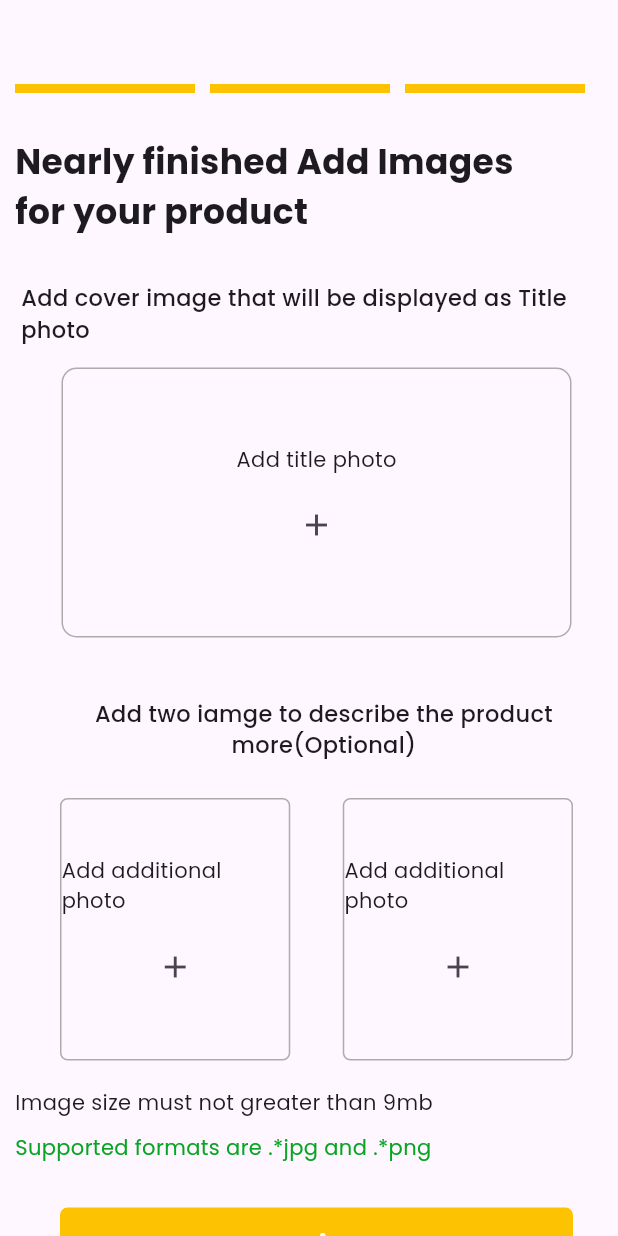
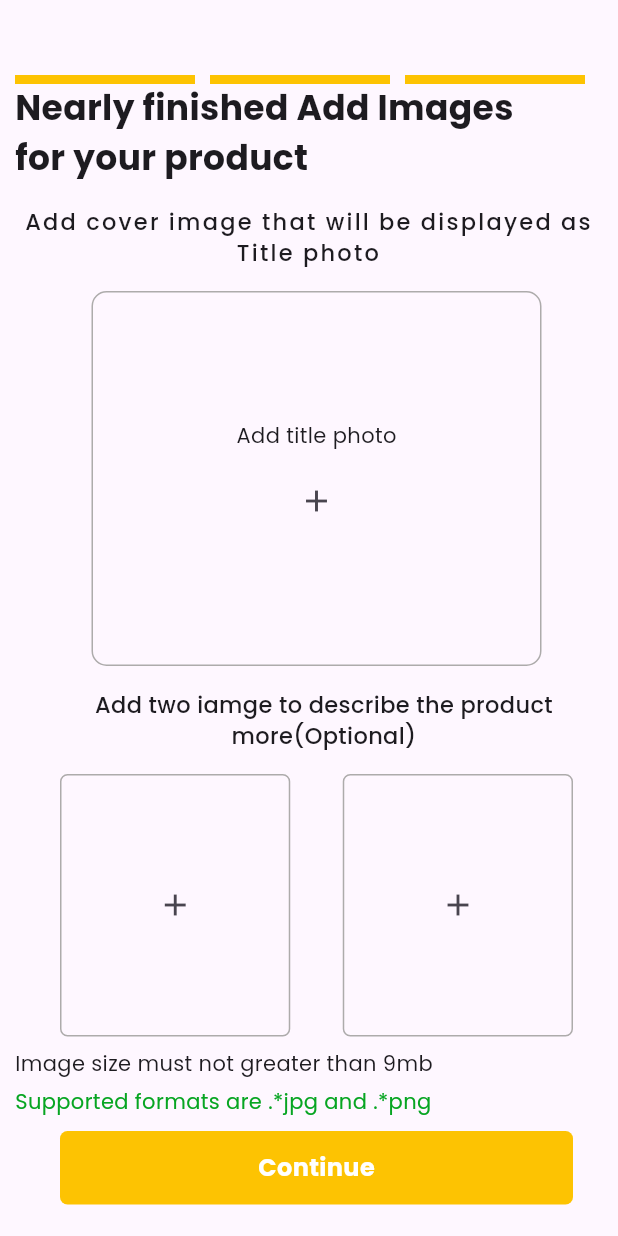
Before and after one commit to final-year-project2/mobile, a Flutter app: the ProductDetail screen opened by its route, after a tap on "Continue", on a phone screen of 412 x 824 dp. Run offline on Flutter 3.47's test engine with Material 3 defaults, Android fonts, the phone set to English and light mode, and no system bars; our stand-ins replace get, google_fonts, image_picker.

Commit message:
progress indicator layput changed

```diff
--- a/lib/controller/product_image_controller.dart
+++ b/lib/controller/product_image_controller.dart
@@ -5,7 +5,7 @@ import 'package:image_picker/image_picker.dart';
 import 'package:get/get.dart'; // If using GetX (optional)
 
 class ProductImageController extends GetxController {
-  final picker = ImagePicker();
+ final picker = ImagePicker();
   final _images = RxList<XFile>([]); // Use RxList for reactive updates
 
   Future<void> pickImage(int index) async {
@@ -16,4 +16,6 @@ class ProductImageController extends GetxController {
   }
 
   List<XFile> get images => _images;
+
+
 }
--- a/lib/pages/seller/product_description.dart
+++ b/lib/pages/seller/product_description.dart
@@ -15,17 +15,21 @@ class ProductDesciption extends StatelessWidget {
     return Scaffold(
       appBar: AppBar(
         automaticallyImplyLeading: false,
+        flexibleSpace: Padding(
+          padding: const EdgeInsets.fromLTRB(10.0, 50, 0, 0),
+          child: ProgressBox(1),
+        ),
       ),
       body: SingleChildScrollView(
         child: Column(
           crossAxisAlignment: CrossAxisAlignment.start,
           children: [
+            // Padding(
+            //   padding: const EdgeInsets.symmetric(horizontal: 10.0),
+            //   child: ProgressBox(1),
+            // ),
             Padding(
-              padding: const EdgeInsets.symmetric(horizontal: 10.0),
-              child: ProgressBox(1),
-            ),
-            Padding(
-              padding: const EdgeInsets.fromLTRB(10.0, 30, 0, 10),
+              padding: const EdgeInsets.fromLTRB(10.0, 0, 0, 10),
               child: Text(
                 'Describe about your product',
                 style: TextStyle(fontWeight: FontWeight.bold, fontSize: 23),
--- a/lib/pages/seller/product_detail.dart
+++ b/lib/pages/seller/product_detail.dart
@@ -14,6 +14,10 @@ class ProductDetail extends StatelessWidget {
     return Scaffold(
       appBar: AppBar(
         automaticallyImplyLeading: false,
+        flexibleSpace: Padding(
+          padding: const EdgeInsets.fromLTRB(10.0, 50, 0, 0),
+          child: ProgressBox(2),
+        ),
       ),
       body: SingleChildScrollView(
         child: Padding(
@@ -21,8 +25,8 @@ class ProductDetail extends StatelessWidget {
           child: Column(
             crossAxisAlignment: CrossAxisAlignment.start,
             children: [
-              ProgressBox(2),
-              VerticalSpace(30),
+              // ProgressBox(2),
+              // VerticalSpace(30),
               Text(
                 'Prize Details',
                 style: TextStyle(fontWeight: FontWeight.bold, fontSize: 23),
--- a/lib/pages/seller/product_image.dart
+++ b/lib/pages/seller/product_image.dart
@@ -19,15 +19,18 @@ class ProducImages extends StatelessWidget {
     return Scaffold(
         appBar: AppBar(
             automaticallyImplyLeading: false,
-        ),
+            flexibleSpace: Padding(
+              padding: const EdgeInsets.fromLTRB(10.0, 50, 0, 0),
+              child: ProgressBox(3),
+            )),
         body: Obx(() => SingleChildScrollView(
               child: Padding(
                 padding: const EdgeInsets.only(left: 10.0),
                 child: Column(
                   crossAxisAlignment: CrossAxisAlignment.start,
                   children: [
-                    ProgressBox(3),
-                    VerticalSpace(30),
+                    // ProgressBox(3),
+                    // VerticalSpace(30),
                     SizedBox(
                       width: 350,
                       child: Text(
@@ -36,13 +39,14 @@ class ProducImages extends StatelessWidget {
                             fontWeight: FontWeight.bold, fontSize: 23),
                       ),
                     ),
-                    VerticalSpace(30),
+                    VerticalSpace(15),
                     Padding(
-                      padding: const EdgeInsets.only(left: 4.0),
+                      padding: const EdgeInsets.only(right: 10.0),
                       child: Text(
-                        // textAlign: TextA
+                        textAlign: TextAlign.center,
                         'Add cover image that will be displayed as Title photo',
                         style: TextStyle(
+                            letterSpacing: 1.5,
                             fontStyle: FontStyle.normal,
                             fontSize: 15,
                             fontWeight: FontWeight.w500),
@@ -58,14 +62,14 @@ class ProducImages extends StatelessWidget {
                         },
                         child: Center(
                           child: Container(
-                            width: 340,
-                            height: 180,
+                            width: 300,
+                            height: 250,
                             decoration: BoxDecoration(
                               image: controller.images.length > 0
                                   ? DecorationImage(
                                       image: FileImage(
                                           File(controller.images[0].path)),
-                                      fit: BoxFit.scaleDown,
+                                      fit: BoxFit.cover,
                                     )
                                   : null,
                               borderRadius: BorderRadius.circular(10),
@@ -94,7 +98,7 @@ class ProducImages extends StatelessWidget {
                         ),
                       ),
                     ),
-                    VerticalSpace(40),
+                    VerticalSpace(15),
                     Padding(
                       padding: const EdgeInsets.only(left: 10.0),
                       child: Text(
@@ -106,7 +110,7 @@ class ProducImages extends StatelessWidget {
                             fontWeight: FontWeight.w500),
                       ),
                     ),
-                    VerticalSpace(25),
+                    VerticalSpace(15),
                     Padding(
                       padding: const EdgeInsets.symmetric(horizontal: 30.0),
                       child: Container(
@@ -137,33 +141,43 @@ class ProducImages extends StatelessWidget {
                                     borderRadius: BorderRadius.circular(5),
                                     border: Border.all(color: fotterTextColor),
                                   ),
+                                  child: Padding(
+                                    padding: const EdgeInsets.all(20.0),
                                     child: Column(
                                       crossAxisAlignment:
                                           CrossAxisAlignment.center,
-                                    mainAxisAlignment: MainAxisAlignment.center,
+                                      mainAxisAlignment:
+                                          MainAxisAlignment.center,
                                       children: [
                                         Text(
                                           controller.images.length > index + 1
                                               ? ''
-                                            : 'Add additional photo',
+                                              : '',
                                           style: TextStyle(),
                                         ),
-                                      VerticalSpace(10),
-                                      IconButton(
-                                        onPressed: () {},
+                                        Padding(
+                                          padding: const EdgeInsets.only(
+                                              bottom: 20.0),
+                                          child: IconButton(
+                                            onPressed: () {
+                                              controller.pickImage(index + 1);
+                                            },
                                             icon: Icon(
-                                            controller.images.length > index + 1
+                                                controller.images.length >
+                                                        index + 1
                                                     ? null
                                                     : Icons.add),
                                           ),
+                                        ),
                                       ],
+                                    ),
                                   ),
                                 ),
                               );
                             }),
                       ),
                     ),
-                    VerticalSpace(10),
+                    // VerticalSpace(10),
                     Padding(
                       padding: const EdgeInsets.only(top: 8.0),
                       child: Text(
@@ -171,14 +185,14 @@ class ProducImages extends StatelessWidget {
                         style: TextStyle(),
                       ),
                     ),
-                    VerticalSpace(10),
+                    VerticalSpace(5),
                     Text(
                       'Supported formats are .*jpg and .*png ',
                       style: TextStyle(color: Color.fromARGB(255, 7, 165, 34)),
                     ),
-                    VerticalSpace(20),
+                    // VerticalSpace(20),
                     Padding(
-                      padding: const EdgeInsets.fromLTRB(30.0, 10, 0, 0),
+                      padding: const EdgeInsets.fromLTRB(30.0, 10, 0, 40),
                       child: DefaultButton('Continue'),
                     )
                   ],
--- a/lib/widgets/custom_form.dart
+++ b/lib/widgets/custom_form.dart
@@ -31,6 +31,7 @@ class CustomForm extends StatelessWidget {
             Container(
               width: 350,
               child: TextFormField(
+                style: TextStyle(decoration: TextDecoration.none),
                 enableIMEPersonalizedLearning: true,
                 onChanged: onchanged,
                 obscureText: isPassword == true
--- a/lib/widgets/progress_indicator.dart
+++ b/lib/widgets/progress_indicator.dart
@@ -7,19 +7,19 @@ Widget ProgressBox(int page) {
     children: [
       Container(
         width: 120,
-        height: 6,
+        height: 11,
         color: primaryColor,
       ),
       HorizontalSpace(10),
       Container(
         width: 120,
-        height: 6,
+        height: 11,
         color: page >= 2 ? primaryColor : darklight,
       ),
       HorizontalSpace(10),
       Container(
         width: 120,
-        height: 6,
+        height: 11,
         color: page >= 3 ? primaryColor : darklight,
       )
     ],
```
Lines whose indentation alone changed are shown as unchanged.
